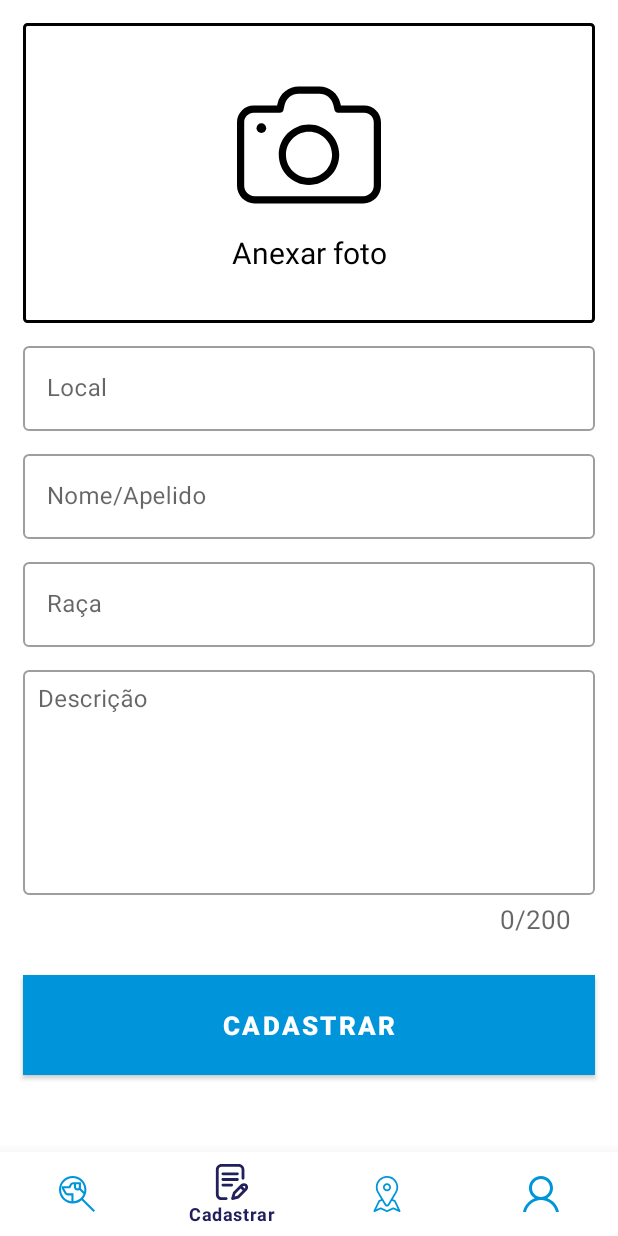
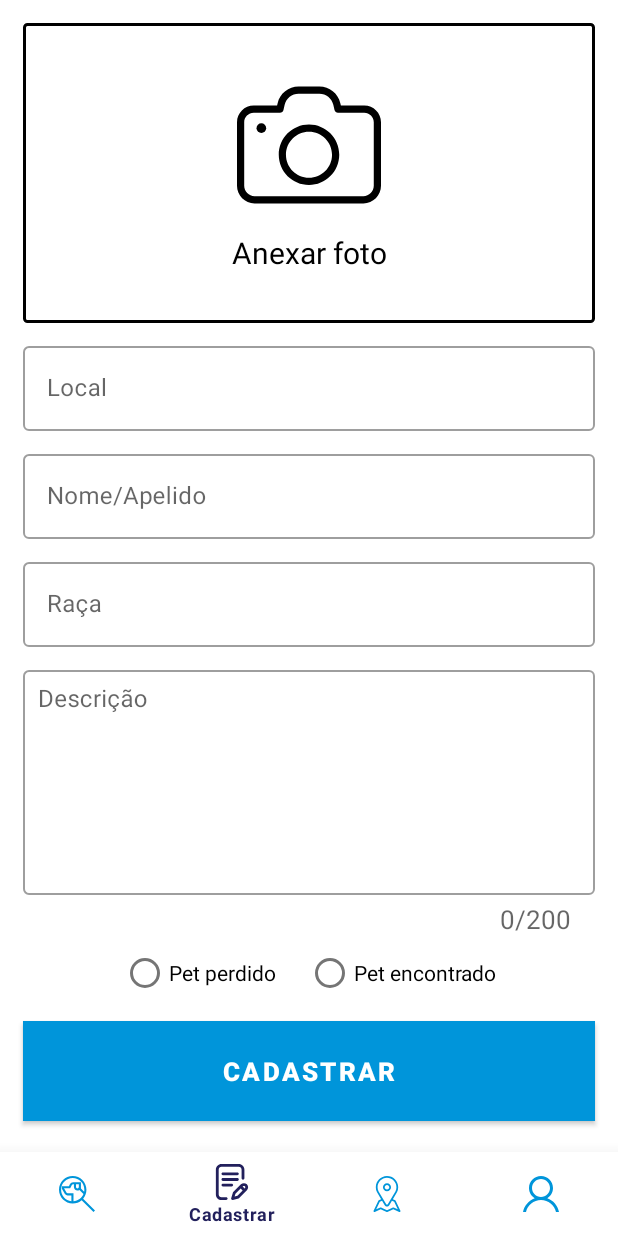
Before and after one commit to wilquerlima/If1001-Petetive, an Android app: the screen it shows after launch once a user with an empty profile is signed in (HomeActivity), item 2 of the bottom bar chosen, on a phone screen of 412 x 824 dp. Run offline under Robolectric (Android 15) with nearby library versions, the phone set to English and light mode, and no system bars; our stand-ins replace Firebase (no records; nobody signed in at launch, a user with empty details on screens opened directly), Picasso; 4 statements that could not run were skipped.

Commit message:
adicionando radios de pet perdido e pet achado no cadastro

```diff
--- a/Petetive/app/src/main/java/br/ufpe/cin/petetive/data/Pet.kt
+++ b/Petetive/app/src/main/java/br/ufpe/cin/petetive/data/Pet.kt
@@ -12,5 +12,6 @@ data class Pet(
     val descricao: String = "",
     val raca: String = "",
     val uidUser: String = "",
-    val location: Location? = null
+    val location: Location? = null,
+    val perdido: Boolean = false
 ) : Serializable
--- a/Petetive/app/src/main/res/layout/cadastrar_pet_fragment.xml
+++ b/Petetive/app/src/main/res/layout/cadastrar_pet_fragment.xml
@@ -137,16 +137,39 @@
 
         </com.google.android.material.textfield.TextInputLayout>
 
+        <RadioGroup
+            android:layout_width="0dp"
+            android:layout_height="wrap_content"
+            android:gravity="center"
+            android:orientation="horizontal"
+            app:layout_constraintTop_toBottomOf="@+id/textInputLayout4"
+            app:layout_constraintEnd_toEndOf="@+id/textInputLayout4"
+            app:layout_constraintStart_toStartOf="@+id/textInputLayout4"
+            android:id="@+id/radioGroup">
+
+            <com.google.android.material.radiobutton.MaterialRadioButton
+                android:id="@+id/perdido"
+                android:layout_width="wrap_content"
+                android:layout_height="wrap_content"
+                android:text="@string/perdido" />
+
+            <com.google.android.material.radiobutton.MaterialRadioButton
+                android:id="@+id/encontrado"
+                android:layout_width="wrap_content"
+                android:layout_height="wrap_content"
+                android:layout_marginStart="20dp"
+                android:text="@string/pet_encontrado" />
+        </RadioGroup>
 
         <com.google.android.material.button.MaterialButton
             android:id="@+id/btn_cadastrar_pet"
             android:layout_width="0dp"
             android:layout_height="wrap_content"
             android:text="@string/cadastrar_txt"
-            android:layout_marginTop="25dp"
+            android:layout_marginTop="8dp"
             android:layout_marginBottom="20dp"
             style="@style/button_login"
-            app:layout_constraintTop_toBottomOf="@+id/textInputLayout4"
+            app:layout_constraintTop_toBottomOf="@+id/radioGroup"
             app:layout_constraintEnd_toEndOf="@+id/textInputLayout4"
             app:layout_constraintStart_toStartOf="@+id/textInputLayout4"
             app:layout_constraintBottom_toBottomOf="parent" />
@@ -162,5 +185,4 @@
             app:layout_constraintTop_toTopOf="@+id/btn_cadastrar_pet"
             app:layout_constraintStart_toStartOf="@+id/btn_cadastrar_pet" />
     </androidx.constraintlayout.widget.ConstraintLayout>
-
 </ScrollView>
--- a/Petetive/app/src/main/res/values/strings.xml
+++ b/Petetive/app/src/main/res/values/strings.xml
@@ -20,4 +20,6 @@
     <string name="nome_apelido">Nome/Apelido</string>
     <string name="local">Local</string>
     <string name="anexar_foto">Anexar foto</string>
+    <string name="perdido">Pet perdido</string>
+    <string name="pet_encontrado">Pet encontrado</string>
 </resources>
```
Also changed, not shown: Petetive/app/src/main/java/br/ufpe/cin/petetive/controller/FirebaseMethods.kt (+54 -3 lines), Petetive/app/src/main/java/br/ufpe/cin/petetive/view/fragment/CadastrarPetFragment.kt (+42 -59 lines).
